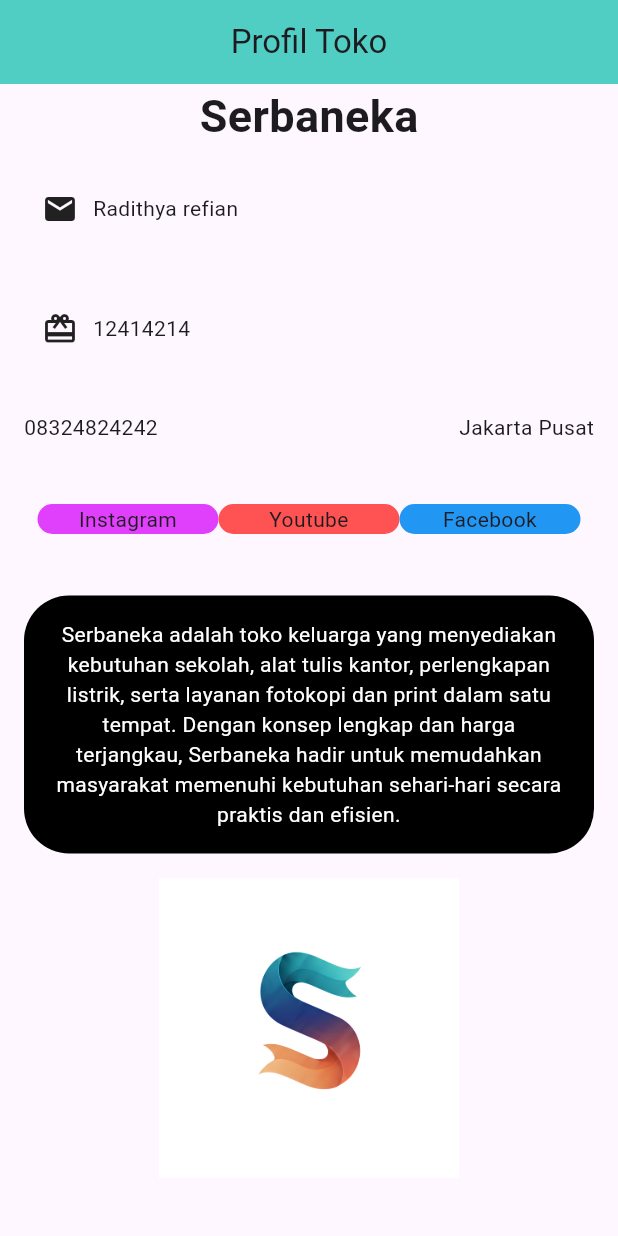
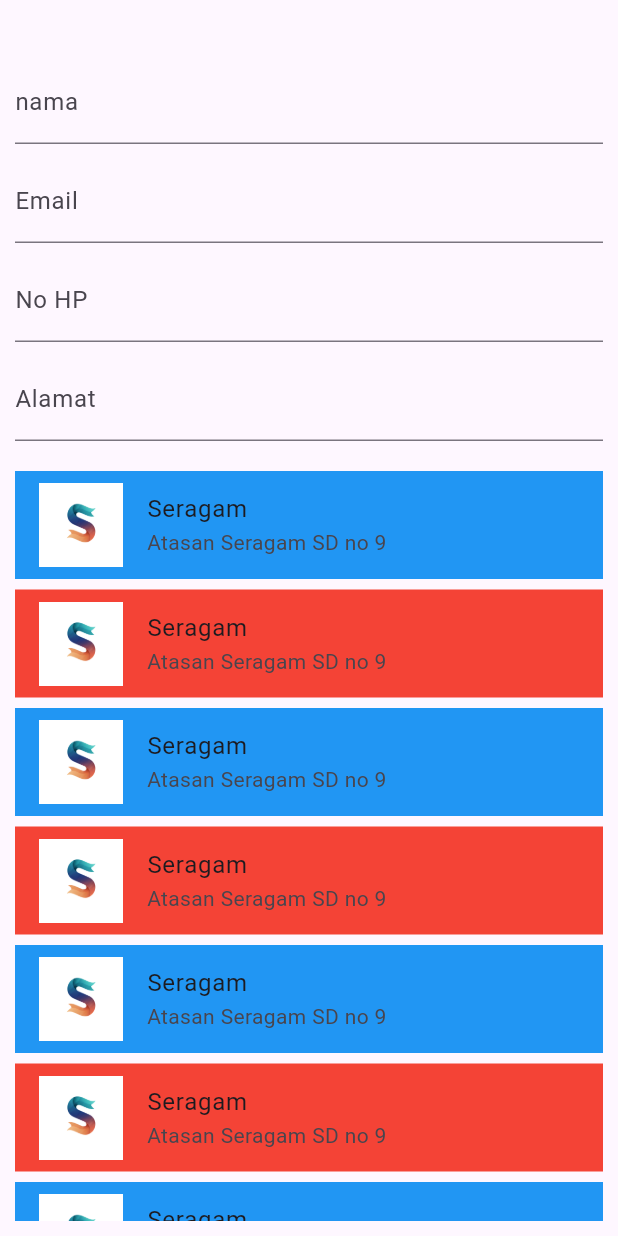
Before and after one commit to radithyarefian/flutter_ppkd, a Flutter app: the screen it shows after launch, on a phone screen of 412 x 824 dp. Run offline on Flutter 3.47's test engine with Material 3 defaults, Android fonts, the phone set to English and light mode, and no system bars.

Commit message:
update "tugas3 dan 4 clear"

```diff
--- a/lib/main.dart
+++ b/lib/main.dart
@@ -1,6 +1,5 @@
 import 'package:flutter/material.dart';
-
-import 'package:flutter_ppkd/tugas/tugas_2.dart';
+import 'package:flutter_ppkd/tugas/tugas_4.dart';
 
 void main() {
   runApp(const MyApp());
@@ -33,7 +32,7 @@ class MyApp extends StatelessWidget {
         // tested with just a hot reload.
         colorScheme: .fromSeed(seedColor: Colors.deepPurple),
       ),
-      home: Tugas2 (),
+      home: Tugas4 (),
     );
   }
 }
--- /dev/null
+++ b/lib/tugas/tugas_4.dart
@@ -0,0 +1,89 @@
+import 'package:flutter/material.dart';
+
+class Tugas4 extends StatelessWidget {
+  const Tugas4({super.key});
+
+  @override
+  Widget build(BuildContext context) {
+    return Scaffold(
+      body: Padding(
+        padding: EdgeInsets.all(10),
+        child: Column(
+          children: [
+          SizedBox(height: 30,),
+          TextField(
+            decoration: InputDecoration(
+              labelText: 'nama',
+            ),
+          ),
+          SizedBox(height: 10,),
+          TextField(
+            decoration: InputDecoration(
+              labelText: 'Email',
+            ),
+          ),
+          SizedBox(height: 10,),
+          TextField(
+            decoration: InputDecoration(
+              labelText: 'No HP',
+            ),
+          ),
+          SizedBox(height: 10,),
+          TextField(
+            decoration: InputDecoration(
+              labelText: 'Alamat',
+            ),
+          ),
+          SizedBox(height: 20),
+          Expanded(
+            child: ListView(
+              physics: BouncingScrollPhysics(),
+              children: [
+              buildListTileBlue(),
+              SizedBox(height: 7,),
+              buildListTileRed(),
+              SizedBox(height: 7,),
+              buildListTileBlue(),
+              SizedBox(height: 7,),
+              buildListTileRed(),
+              SizedBox(height: 7,),
+              buildListTileBlue(),
+              SizedBox(height: 7,),
+              buildListTileRed(),
+              SizedBox(height: 7,),
+              buildListTileBlue(),
+              SizedBox(height: 7,),
+              buildListTileRed(),
+              ],
+            ),
+            ),
+          ],
+        ),
+
+
+      ),
+    );
+  }
+
+  Container buildListTileRed() {
+    return Container(
+        color: Colors.red,
+        child: ListTile(
+          leading: Image.asset("assets/images/3.png"),
+          title: Text("Seragam"),
+          subtitle: Text("Atasan Seragam SD no 9"),
+        ),
+      );
+  }
+
+  Container buildListTileBlue() {
+    return Container(
+        color: Colors.blue,
+        child: ListTile(
+          leading: Image.asset("assets/images/3.png"),
+          title: Text("Seragam"),
+          subtitle: Text("Atasan Seragam SD no 9"),
+        ),
+      );
+  }
+}
```
Also changed, not shown: lib/tugas/tugas_3.dart (added, +106 -0 lines), 1 other file.
